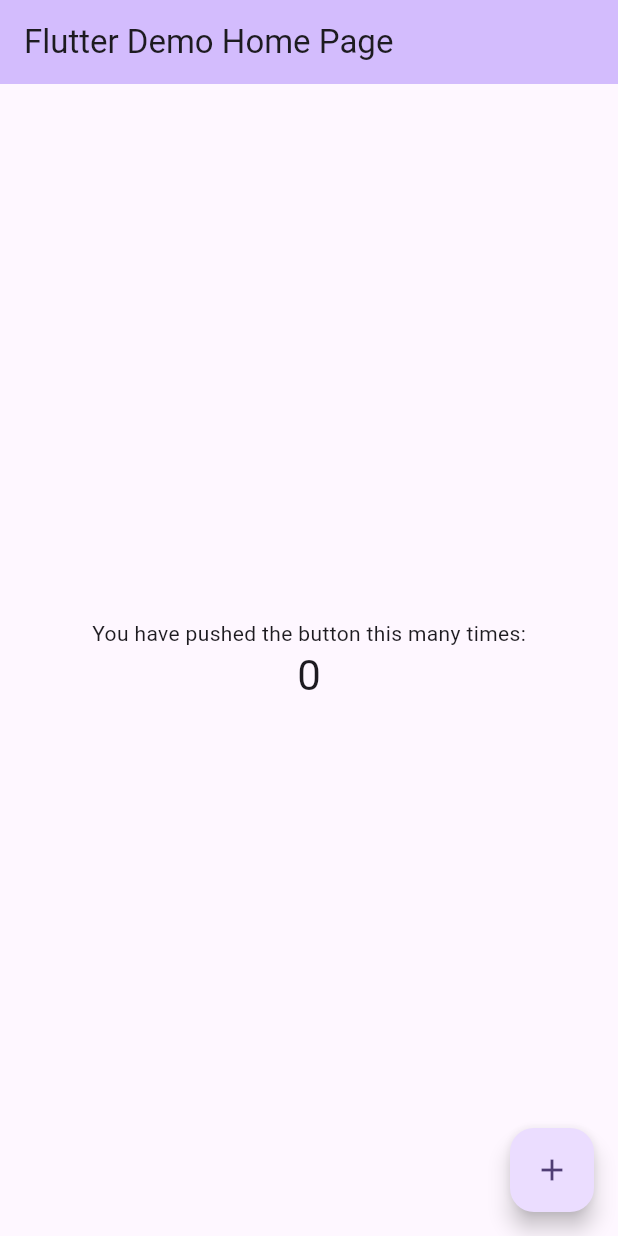
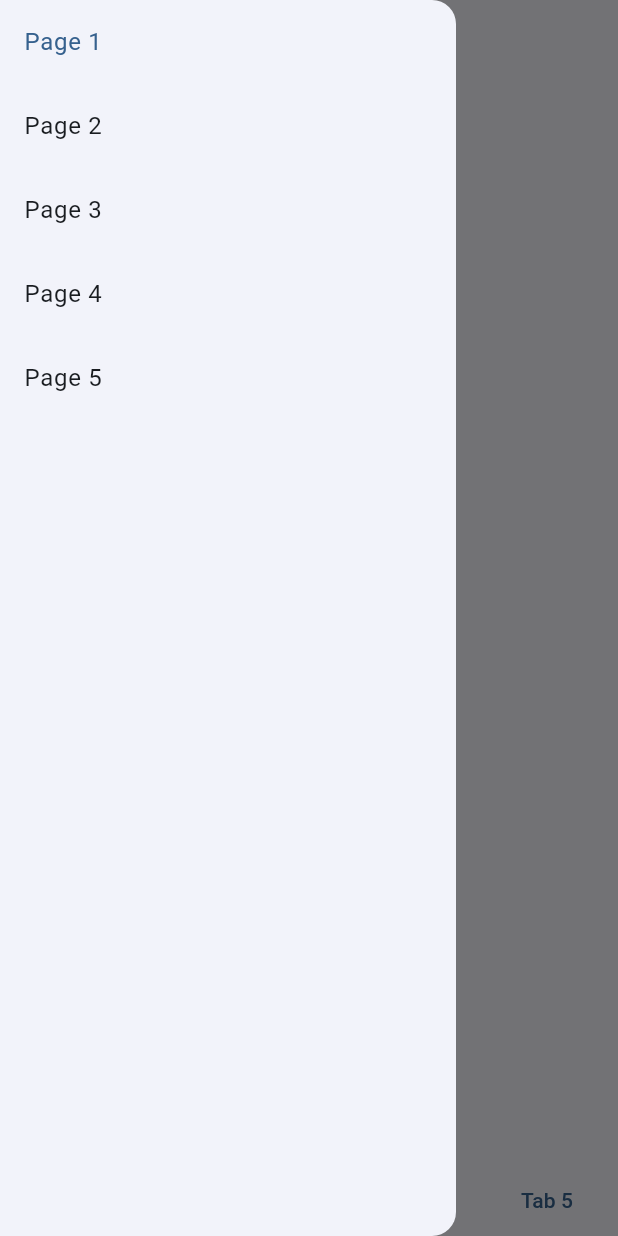
Before and after one commit to yonandrew/Lab-5.1-StudentHub-G13, a Flutter app: the screen it shows after launch, with the side drawer open (before the commit the screen has no drawer), on a phone screen of 412 x 824 dp. Run offline on Flutter 3.47's test engine with Material 3 defaults, Android fonts, the phone set to English and light mode, and no system bars.

Commit message:
Add core skeleton and placeholders

```diff
--- /dev/null
+++ b/lib/data/student_data.dart
@@ -0,0 +1,100 @@
+import '../models/student.dart';
+
+const List<Student> sampleStudents = [
+  Student(
+    'Ali Tan',
+    'S12345',
+    'Software Engineering',
+    'ali.tan@uni.edu.my',
+    3.90,
+    3,
+  ),
+  Student(
+    'Sara Lee',
+    'S12346',
+    'Software Engineering',
+    'sara@uni.edu.my',
+    3.80,
+    3,
+  ),
+  Student(
+    'John Lim',
+    'S12347',
+    'Software Engineering',
+    'john.lim@uni.edu.my',
+    3.70,
+    2,
+  ),
+  Student(
+    'Aina Rahman',
+    'S12348',
+    'Computer Science',
+    'aina.rahman@uni.edu.my',
+    3.60,
+    2,
+  ),
+  Student(
+    'David Ng',
+    'S12349',
+    'Computer Science',
+    'david.ng@uni.edu.my',
+    3.50,
+    3,
+  ),
+  Student(
+    'Siti Aminah',
+    'S12350',
+    'Computer Science',
+    'siti.aminah@uni.edu.my',
+    3.45,
+    1,
+  ),
+  Student(
+    'Michael Chong',
+    'S12351',
+    'Information Systems',
+    'michael.chong@uni.edu.my',
+    3.35,
+    2,
+  ),
+  Student(
+    'Nur Izzah',
+    'S12352',
+    'Information Systems',
+    'nur.izzah@uni.edu.my',
+    3.25,
+    1,
+  ),
+  Student(
+    'Daniel Wong',
+    'S12353',
+    'Information Systems',
+    'daniel.wong@uni.edu.my',
+    3.10,
+    3,
+  ),
+  Student(
+    'Farah Hana',
+    'S12354',
+    'Network Computing',
+    'farah.hana@uni.edu.my',
+    3.55,
+    2,
+  ),
+  Student(
+    'Kevin Lau',
+    'S12355',
+    'Network Computing',
+    'kevin.lau@uni.edu.my',
+    3.20,
+    1,
+  ),
+  Student(
+    'Aisyah Ibrahim',
+    'S12356',
+    'Network Computing',
+    'aisyah.ibrahim@uni.edu.my',
+    3.75,
+    3,
+  ),
+];
--- a/lib/main.dart
+++ b/lib/main.dart
@@ -1,122 +1,43 @@
 import 'package:flutter/material.dart';
+import 'package:provider/provider.dart';
 
-void main() {
-  runApp(const MyApp());
-}
+import 'pages/main_shell.dart';
+import 'providers/student_provider.dart';
+import 'providers/theme_provider.dart';
 
-class MyApp extends StatelessWidget {
-  const MyApp({super.key});
+void main() => runApp(const StudentHubApp());
 
-  // This widget is the root of your application.
+class StudentHubApp extends StatelessWidget {
+  const StudentHubApp({super.key});
+
   @override
   Widget build(BuildContext context) {
-    return MaterialApp(
-      title: 'Flutter Demo',
-      theme: ThemeData(
-        // This is the theme of your application.
-        //
-        // TRY THIS: Try running your application with "flutter run". You'll see
-        // the application has a purple toolbar. Then, without quitting the app,
-        // try changing the seedColor in the colorScheme below to Colors.green
-        // and then invoke "hot reload" (save your changes or press the "hot
-        // reload" button in a Flutter-supported IDE, or press "r" if you used
-        // the command line to start the app).
-        //
-        // Notice that the counter didn't reset back to zero; the application
-        // state is not lost during the reload. To reset the state, use hot
-        // restart instead.
-        //
-        // This works for code too, not just values: Most code changes can be
-        // tested with just a hot reload.
-        colorScheme: .fromSeed(seedColor: Colors.deepPurple),
-      ),
-      home: const MyHomePage(title: 'Flutter Demo Home Page'),
+    return MultiProvider(
+      providers: [
+        ChangeNotifierProvider(create: (_) => StudentProvider()),
+        ChangeNotifierProvider(create: (_) => ThemeProvider()),
+      ],
+      child: const _AppView(),
     );
   }
 }
 
-class MyHomePage extends StatefulWidget {
-  const MyHomePage({super.key, required this.title});
-
-  // This widget is the home page of your application. It is stateful, meaning
-  // that it has a State object (defined below) that contains fields that affect
-  // how it looks.
-
-  // This class is the configuration for the state. It holds the values (in this
-  // case the title) provided by the parent (in this case the App widget) and
-  // used by the build method of the State. Fields in a Widget subclass are
-  // always marked "final".
-
-  final String title;
-
-  @override
-  State<MyHomePage> createState() => _MyHomePageState();
-}
-
-class _MyHomePageState extends State<MyHomePage> {
-  int _counter = 0;
-
-  void _incrementCounter() {
-    setState(() {
-      // This call to setState tells the Flutter framework that something has
-      // changed in this State, which causes it to rerun the build method below
-      // so that the display can reflect the updated values. If we changed
-      // _counter without calling setState(), then the build method would not be
-      // called again, and so nothing would appear to happen.
-      _counter++;
-    });
-  }
+class _AppView extends StatelessWidget {
+  const _AppView();
 
   @override
   Widget build(BuildContext context) {
-    // This method is rerun every time setState is called, for instance as done
-    // by the _incrementCounter method above.
-    //
-    // The Flutter framework has been optimized to make rerunning build methods
-    // fast, so that you can just rebuild anything that needs updating rather
-    // than having to individually change instances of widgets.
-    return Scaffold(
-      appBar: AppBar(
-        // TRY THIS: Try changing the color here to a specific color (to
-        // Colors.amber, perhaps?) and trigger a hot reload to see the AppBar
-        // change color while the other colors stay the same.
-        backgroundColor: Theme.of(context).colorScheme.inversePrimary,
-        // Here we take the value from the MyHomePage object that was created by
-        // the App.build method, and use it to set our appbar title.
-        title: Text(widget.title),
+    final mode = context.watch<ThemeProvider>().themeMode;
+    return MaterialApp(
+      title: 'StudentHub',
+      debugShowCheckedModeBanner: false,
+      themeMode: mode,
+      theme: ThemeData(colorSchemeSeed: Colors.blue),
+      darkTheme: ThemeData(
+        colorSchemeSeed: Colors.blue,
+        brightness: Brightness.dark,
       ),
-      body: Center(
-        // Center is a layout widget. It takes a single child and positions it
-        // in the middle of the parent.
-        child: Column(
-          // Column is also a layout widget. It takes a list of children and
-          // arranges them vertically. By default, it sizes itself to fit its
-          // children horizontally, and tries to be as tall as its parent.
-          //
-          // Column has various properties to control how it sizes itself and
-          // how it positions its children. Here we use mainAxisAlignment to
-          // center the children vertically; the main axis here is the vertical
-          // axis because Columns are vertical (the cross axis would be
-          // horizontal).
-          //
-          // TRY THIS: Invoke "debug painting" (choose the "Toggle Debug Paint"
-          // action in the IDE, or press "p" in the console), to see the
-          // wireframe for each widget.
-          mainAxisAlignment: .center,
-          children: [
-            const Text('You have pushed the button this many times:'),
-            Text(
-              '$_counter',
-              style: Theme.of(context).textTheme.headlineMedium,
-            ),
-          ],
-        ),
-      ),
-      floatingActionButton: FloatingActionButton(
-        onPressed: _incrementCounter,
-        tooltip: 'Increment',
-        child: const Icon(Icons.add),
-      ),
+      home: const MainShell(),
     );
   }
 }
--- /dev/null
+++ b/lib/models/student.dart
@@ -0,0 +1,24 @@
+class Student {
+  const Student(
+    this.name,
+    this.matric,
+    this.programme,
+    this.email,
+    this.cgpa,
+    this.year,
+  );
+
+  final String name;
+  final String matric;
+  final String programme;
+  final String email;
+  final double cgpa;
+  final int year;
+
+  String get initials {
+    final parts = name.split(' ');
+    return parts.length > 1
+        ? '${parts.first[0]}${parts.last[0]}'
+        : parts.first[0];
+  }
+}
--- /dev/null
+++ b/lib/pages/about_page.dart
@@ -0,0 +1,10 @@
+import 'package:flutter/material.dart';
+
+class AboutPage extends StatelessWidget {
+  const AboutPage({super.key});
+
+  @override
+  Widget build(BuildContext context) {
+    return const Center(child: Text('About - placeholder'));
+  }
+}
--- /dev/null
+++ b/lib/pages/home_page.dart
@@ -0,0 +1,12 @@
+import 'package:flutter/material.dart';
+
+class HomePage extends StatelessWidget {
+  const HomePage({super.key, required this.onNavigate});
+
+  final ValueChanged<int> onNavigate;
+
+  @override
+  Widget build(BuildContext context) {
+    return const Center(child: Text('Home - placeholder'));
+  }
+}
--- /dev/null
+++ b/lib/pages/main_shell.dart
@@ -0,0 +1,53 @@
+import 'package:flutter/material.dart';
+
+import '../widgets/app_bottom_nav.dart';
+import '../widgets/app_drawer.dart';
+import 'about_page.dart';
+import 'home_page.dart';
+import 'programme_page.dart';
+import 'student_list_page.dart';
+import 'student_records_page.dart';
+
+class MainShell extends StatefulWidget {
+  const MainShell({super.key});
+
+  @override
+  State<MainShell> createState() => _MainShellState();
+}
+
+class _MainShellState extends State<MainShell> {
+  // Lab section 5 (Vibe Coding): move this index into a Provider class.
+  int _currentIndex = 0;
+
+  static const _titles = [
+    'Home',
+    'Students',
+    'Student Records',
+    'Programmes',
+    'About',
+  ];
+
+  void _select(int index) => setState(() => _currentIndex = index);
+
+  @override
+  Widget build(BuildContext context) {
+    return Scaffold(
+      appBar: AppBar(title: Text(_titles[_currentIndex])),
+      drawer: AppDrawer(selectedIndex: _currentIndex, onSelect: _select),
+      body: IndexedStack(
+        index: _currentIndex,
+        children: [
+          HomePage(onNavigate: _select),
+          const StudentListPage(),
+          const StudentRecordsPage(),
+          const ProgrammePage(),
+          const AboutPage(),
+        ],
+      ),
+      bottomNavigationBar: AppBottomNav(
+        selectedIndex: _currentIndex,
+        onSelect: _select,
+      ),
+    );
+  }
+}
--- /dev/null
+++ b/lib/pages/programme_page.dart
@@ -0,0 +1,10 @@
+import 'package:flutter/material.dart';
+
+class ProgrammePage extends StatelessWidget {
+  const ProgrammePage({super.key});
+
+  @override
+  Widget build(BuildContext context) {
+    return const Center(child: Text('Programmes - placeholder'));
+  }
+}
--- /dev/null
+++ b/lib/pages/settings_page.dart
@@ -0,0 +1,10 @@
+import 'package:flutter/material.dart';
+
+class SettingsPage extends StatelessWidget {
+  const SettingsPage({super.key});
+
+  @override
+  Widget build(BuildContext context) {
+    return const Scaffold(body: Center(child: Text('Settings - placeholder')));
+  }
+}
--- /dev/null
+++ b/lib/pages/student_details_page.dart
@@ -0,0 +1,17 @@
+import 'package:flutter/material.dart';
+
+import '../models/student.dart';
+
+class StudentDetailsPage extends StatelessWidget {
+  const StudentDetailsPage({super.key, required this.student});
+
+  final Student student;
+
+  @override
+  Widget build(BuildContext context) {
+    return Scaffold(
+      appBar: AppBar(title: const Text('Student Details')),
+      body: Center(child: Text('${student.name} - placeholder')),
+    );
+  }
+}
--- /dev/null
+++ b/lib/pages/student_list_page.dart
@@ -0,0 +1,10 @@
+import 'package:flutter/material.dart';
+
+class StudentListPage extends StatelessWidget {
+  const StudentListPage({super.key});
+
+  @override
+  Widget build(BuildContext context) {
+    return const Center(child: Text('Student List - placeholder'));
+  }
+}
--- /dev/null
+++ b/lib/pages/student_records_page.dart
@@ -0,0 +1,10 @@
+import 'package:flutter/material.dart';
+
+class StudentRecordsPage extends StatelessWidget {
+  const StudentRecordsPage({super.key});
+
+  @override
+  Widget build(BuildContext context) {
+    return const Center(child: Text('Student Records - placeholder'));
+  }
+}
--- /dev/null
+++ b/lib/providers/student_provider.dart
@@ -0,0 +1,39 @@
+import 'package:flutter/foundation.dart';
+
+import '../data/student_data.dart';
+import '../models/student.dart';
+
+class StudentProvider extends ChangeNotifier {
+  final List<Student> _students = List.unmodifiable(sampleStudents);
+  String _query = '';
+
+  List<Student> get allStudents => _students;
+
+  String get query => _query;
+
+  List<Student> get filteredStudents {
+    if (_query.isEmpty) return _students;
+    final q = _query.toLowerCase();
+    return _students
+        .where(
+          (s) =>
+              s.name.toLowerCase().contains(q) ||
+              s.matric.toLowerCase().contains(q),
+        )
+        .toList();
+  }
+
+  List<String> get programmes =>
+      _students.map((s) => s.programme).toSet().toList();
+
+  List<Student> byProgramme(String programme) =>
+      _students.where((s) => s.programme == programme).toList();
+
+  double get averageCgpa =>
+      _students.fold<double>(0, (sum, s) => sum + s.cgpa) / _students.length;
+
+  void setQuery(String value) {
+    _query = value;
+    notifyListeners();
+  }
+}
--- /dev/null
+++ b/lib/providers/theme_provider.dart
@@ -0,0 +1,14 @@
+import 'package:flutter/material.dart';
+
+class ThemeProvider extends ChangeNotifier {
+  ThemeMode _mode = ThemeMode.light;
+
+  ThemeMode get themeMode => _mode;
+
+  bool get isDark => _mode == ThemeMode.dark;
+
+  void setDark(bool value) {
+    _mode = value ? ThemeMode.dark : ThemeMode.light;
+    notifyListeners();
+  }
+}
--- /dev/null
+++ b/lib/widgets/app_bottom_nav.dart
@@ -0,0 +1,28 @@
+import 'package:flutter/material.dart';
+
+class AppBottomNav extends StatelessWidget {
+  const AppBottomNav({
+    super.key,
+    required this.selectedIndex,
+    required this.onSelect,
+  });
+
+  final int selectedIndex;
+  final ValueChanged<int> onSelect;
+
+  @override
+  Widget build(BuildContext context) {
+    return SafeArea(
+      child: Row(
+        mainAxisAlignment: MainAxisAlignment.spaceEvenly,
+        children: [
+          for (var i = 0; i < 5; i++)
+            TextButton(
+              onPressed: () => onSelect(i),
+              child: Text('Tab ${i + 1}'),
+            ),
+        ],
+      ),
+    );
+  }
+}
--- /dev/null
+++ b/lib/widgets/app_drawer.dart
@@ -0,0 +1,33 @@
+import 'package:flutter/material.dart';
+
+class AppDrawer extends StatelessWidget {
+  const AppDrawer({
+    super.key,
+    required this.selectedIndex,
+    required this.onSelect,
+  });
+
+  final int selectedIndex;
+  final ValueChanged<int> onSelect;
+
+  @override
+  Widget build(BuildContext context) {
+    return Drawer(
+      child: SafeArea(
+        child: Column(
+          children: [
+            for (var i = 0; i < 5; i++)
+              ListTile(
+                title: Text('Page ${i + 1}'),
+                selected: i == selectedIndex,
+                onTap: () {
+                  Navigator.of(context).pop();
+                  onSelect(i);
+                },
+              ),
+          ],
+        ),
+      ),
+    );
+  }
+}
```
Also changed, not shown: 1 other file.
